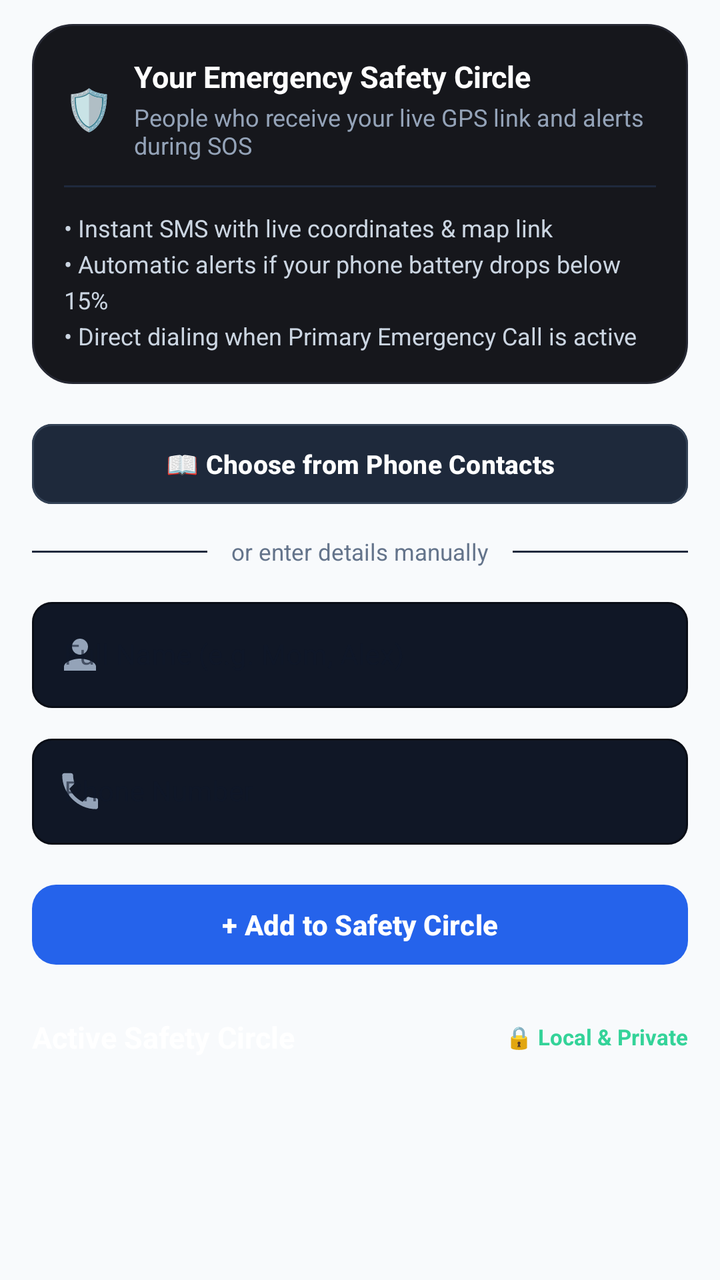
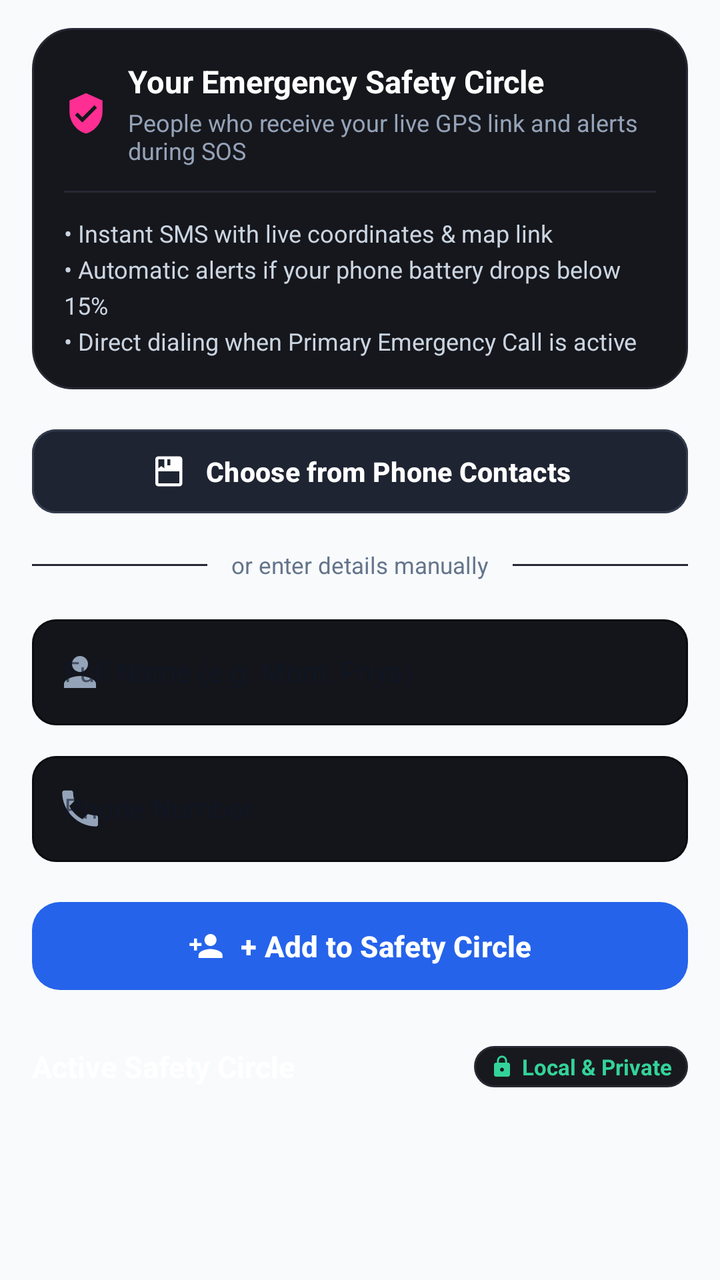

An Android layout rendered at two revisions. The XML below is the earlier revision; the diff shows what the commit changed to produce the second picture.
<!-- AndroidManifest.xml: application theme Theme.SheGuard -->
<!-- res/layout/view_add_new_contact.xml -->
<?xml version="1.0" encoding="utf-8"?>
<LinearLayout xmlns:android="http://schemas.android.com/apk/res/android"
    xmlns:app="http://schemas.android.com/apk/res-auto"
    android:layout_width="match_parent"
    android:layout_height="wrap_content"
    android:orientation="vertical"
    android:paddingStart="16dp"
    android:paddingEnd="16dp"
    android:paddingTop="12dp"
    android:paddingBottom="8dp">

    
    <LinearLayout
        android:layout_width="match_parent"
        android:layout_height="wrap_content"
        android:background="@drawable/bg_card_safety_dark"
        android:orientation="vertical"
        android:padding="16dp"
        android:layout_marginBottom="16dp">

        <LinearLayout
            android:layout_width="match_parent"
            android:layout_height="wrap_content"
            android:orientation="horizontal"
            android:gravity="center_vertical">

            <TextView
                android:layout_width="wrap_content"
                android:layout_height="wrap_content"
                android:text="🛡️"
                android:textSize="20sp" />

            <LinearLayout
                android:layout_width="0dp"
                android:layout_height="wrap_content"
                android:layout_weight="1"
                android:layout_marginStart="10dp"
                android:orientation="vertical">

                <TextView
                    android:layout_width="wrap_content"
                    android:layout_height="wrap_content"
                    android:text="Your Emergency Safety Circle"
                    android:textColor="#FFFFFF"
                    android:textSize="15sp"
                    android:textStyle="bold" />

                <TextView
                    android:layout_width="wrap_content"
                    android:layout_height="wrap_content"
                    android:layout_marginTop="2dp"
                    android:text="People who receive your live GPS link and alerts during SOS"
                    android:textColor="#94A3B8"
                    android:textSize="12sp" />
            </LinearLayout>
        </LinearLayout>

        <View
            android:layout_width="match_parent"
            android:layout_height="1dp"
            android:layout_marginTop="12dp"
            android:layout_marginBottom="12dp"
            android:background="#1F293D" />

        <TextView
            android:layout_width="wrap_content"
            android:layout_height="wrap_content"
            android:text="• Instant SMS with live coordinates &amp; map link\n• Automatic alerts if your phone battery drops below 15%\n• Direct dialing when Primary Emergency Call is active"
            android:textColor="#CBD5E1"
            android:textSize="12sp"
            android:lineSpacingExtra="4dp" />
    </LinearLayout>

    
    <com.google.android.material.button.MaterialButton
        android:id="@+id/btn_pick_contact"
        android:layout_width="match_parent"
        android:layout_height="48dp"
        android:layout_marginBottom="12dp"
        android:text="📖 Choose from Phone Contacts"
        android:textColor="#FFFFFF"
        android:textSize="13sp"
        android:textStyle="bold"
        app:backgroundTint="#1E293B"
        app:strokeColor="#334155"
        app:strokeWidth="1dp"
        app:cornerRadius="10dp"
        app:iconGravity="textStart" />

    
    <LinearLayout
        android:layout_width="match_parent"
        android:layout_height="wrap_content"
        android:orientation="horizontal"
        android:gravity="center_vertical"
        android:layout_marginBottom="12dp">

        <View
            android:layout_width="0dp"
            android:layout_height="1dp"
            android:layout_weight="1"
            android:background="#1F293D" />

        <TextView
            android:layout_width="wrap_content"
            android:layout_height="wrap_content"
            android:paddingStart="12dp"
            android:paddingEnd="12dp"
            android:text="or enter details manually"
            android:textColor="#64748B"
            android:textSize="11.5sp" />

        <View
            android:layout_width="0dp"
            android:layout_height="1dp"
            android:layout_weight="1"
            android:background="#1F293D" />
    </LinearLayout>

    
    <com.google.android.material.textfield.TextInputLayout
        android:id="@+id/et_add_name_layout"
        style="@style/Widget.MaterialComponents.TextInputLayout.OutlinedBox"
        android:layout_width="match_parent"
        android:layout_height="wrap_content"
        android:layout_marginBottom="10dp"
        app:boxStrokeColor="#334155"
        app:boxStrokeWidth="1dp"
        app:boxCornerRadiusTopStart="10dp"
        app:boxCornerRadiusTopEnd="10dp"
        app:boxCornerRadiusBottomStart="10dp"
        app:boxCornerRadiusBottomEnd="10dp"
        app:boxBackgroundColor="#101726"
        app:startIconDrawable="@drawable/ic_person_vector"
        app:startIconTint="#94A3B8"
        app:hintTextColor="#38BDF8">

        <com.google.android.material.textfield.TextInputEditText
            android:id="@+id/et_add_name"
            android:layout_width="match_parent"
            android:layout_height="wrap_content"
            android:hint="Full Name (e.g. Mom, Alex)"
            android:textColor="#FFFFFF"
            android:textColorHint="#64748B"
            android:textSize="14sp"
            android:imeOptions="actionNext"
            android:inputType="textPersonName"
            android:singleLine="true" />
    </com.google.android.material.textfield.TextInputLayout>

    
    <com.google.android.material.textfield.TextInputLayout
        android:id="@+id/et_add_number_layout"
        style="@style/Widget.MaterialComponents.TextInputLayout.OutlinedBox"
        android:layout_width="match_parent"
        android:layout_height="wrap_content"
        android:layout_marginBottom="12dp"
        app:boxStrokeColor="#334155"
        app:boxStrokeWidth="1dp"
        app:boxCornerRadiusTopStart="10dp"
        app:boxCornerRadiusTopEnd="10dp"
        app:boxCornerRadiusBottomStart="10dp"
        app:boxCornerRadiusBottomEnd="10dp"
        app:boxBackgroundColor="#101726"
        app:startIconDrawable="@drawable/ic_call"
        app:startIconTint="#94A3B8"
        app:hintTextColor="#38BDF8">

        <com.google.android.material.textfield.TextInputEditText
            android:id="@+id/et_add_number"
            android:layout_width="match_parent"
            android:layout_height="wrap_content"
            android:hint="Phone Number"
            android:textColor="#FFFFFF"
            android:textColorHint="#64748B"
            android:textSize="14sp"
            android:imeOptions="actionDone"
            android:inputType="phone"
            android:singleLine="true" />
    </com.google.android.material.textfield.TextInputLayout>

    
    <com.google.android.material.button.MaterialButton
        android:id="@+id/btn_add_contact"
        android:layout_width="match_parent"
        android:layout_height="48dp"
        android:layout_marginTop="4dp"
        android:layout_marginBottom="22dp"
        android:text="+ Add to Safety Circle"
        android:textColor="#FFFFFF"
        android:textSize="14sp"
        android:textStyle="bold"
        app:backgroundTint="#2563EB"
        app:cornerRadius="12dp" />

    
    <LinearLayout
        android:layout_width="match_parent"
        android:layout_height="wrap_content"
        android:orientation="horizontal"
        android:gravity="center_vertical"
        android:layout_marginBottom="8dp">

        <TextView
            android:layout_width="0dp"
            android:layout_height="wrap_content"
            android:layout_weight="1"
            android:text="Active Safety Circle"
            android:textColor="#FFFFFF"
            android:textSize="15sp"
            android:textStyle="bold" />

        <TextView
            android:id="@+id/tv_circle_privacy_badge"
            android:layout_width="wrap_content"
            android:layout_height="wrap_content"
            android:text="🔒 Local &amp; Private"
            android:textColor="#34D399"
            android:textSize="11sp"
            android:textStyle="bold" />
    </LinearLayout>

</LinearLayout>
<!-- resources referenced by this layout -->
<resources>
  <!-- drawable bg_card_safety_dark (drawable) -->
  <?xml version="1.0" encoding="utf-8"?>
  <shape xmlns:android="http://schemas.android.com/apk/res/android"
      android:shape="rectangle">
      <solid android:color="#16171C" />
      <corners android:radius="20dp" />
      <stroke
          android:width="1dp"
          android:color="#262833" />
  </shape>
  <style name="Theme.SheGuard" parent="Base.Theme.SheGuard" />
  <color name="accent_pink">#FF2E93</color>
  <color name="colorPrimaryDark">#D81173</color>
  <color name="colorPinkSubtle">#26FF2E93</color>
  <color name="surface_background">#F8FAFC</color>
  <color name="surface_card">#FFFFFF</color>
  <color name="textColorPrimary">#0F172A</color>
  <color name="color_surface_variant">#F1F5F9</color>
  <color name="textColorSecondary">#64748B</color>
  <style name="Widget.SheGuard.RadioButton.Pink" parent="Widget.MaterialComponents.CompoundButton.RadioButton">
          <item name="materialThemeOverlay">@style/ThemeOverlay.SheGuard.RadioButton.Pink</item>
      </style>
  <style name="Widget.SheGuard.Switch.Pink" parent="Widget.Material3.CompoundButton.MaterialSwitch">
          <item name="thumbTint">@color/accent_pink</item>
      </style>
  <style name="Widget.SheGuard.Checkbox.Pink" parent="Widget.Material3.CompoundButton.CheckBox">
          <item name="buttonTint">@color/accent_pink</item>
      </style>
  <style name="ThemeOverlay.SheGuard.RadioButton.Pink" parent="">
          <item name="colorOnSurface">@color/accent_pink</item>
          <item name="colorSecondary">@color/accent_pink</item>
      </style>
  <!-- unchanged entries left out for length: 3 -->
</resources>

<!-- the commit's change to res/layout/view_add_new_contact.xml (unified diff, before → after) -->
@@ -6,7 +6,7 @@
     android:orientation="vertical"
     android:paddingStart="16dp"
     android:paddingEnd="16dp"
-    android:paddingTop="12dp"
+    android:paddingTop="14dp"
     android:paddingBottom="8dp">
 
     
@@ -24,11 +24,12 @@
             android:orientation="horizontal"
             android:gravity="center_vertical">
 
-            <TextView
-                android:layout_width="wrap_content"
-                android:layout_height="wrap_content"
-                android:text="🛡️"
-                android:textSize="20sp" />
+            <ImageView
+                android:layout_width="22dp"
+                android:layout_height="22dp"
+                android:src="@drawable/ic_shield_check_vector"
+                app:tint="?attr/themeAccent"
+                android:contentDescription="Shield" />
 
             <LinearLayout
                 android:layout_width="0dp"
@@ -42,7 +43,7 @@
                     android:layout_height="wrap_content"
                     android:text="Your Emergency Safety Circle"
                     android:textColor="#FFFFFF"
-                    android:textSize="15sp"
+                    android:textSize="15.5sp"
                     android:textStyle="bold" />
 
                 <TextView
@@ -60,7 +61,7 @@
             android:layout_height="1dp"
             android:layout_marginTop="12dp"
             android:layout_marginBottom="12dp"
-            android:background="#1F293D" />
+            android:background="#262833" />
 
         <TextView
             android:layout_width="wrap_content"
@@ -75,17 +76,20 @@
     <com.google.android.material.button.MaterialButton
         android:id="@+id/btn_pick_contact"
         android:layout_width="match_parent"
-        android:layout_height="48dp"
-        android:layout_marginBottom="12dp"
-        android:text="📖 Choose from Phone Contacts"
+        android:layout_height="50dp"
+        android:layout_marginBottom="14dp"
+        android:text="Choose from Phone Contacts"
         android:textColor="#FFFFFF"
-        android:textSize="13sp"
+        android:textSize="13.5sp"
         android:textStyle="bold"
-        app:backgroundTint="#1E293B"
-        app:strokeColor="#334155"
+        app:icon="@drawable/ic_phonebook_contacts"
+        app:iconTint="#FFFFFF"
+        app:iconGravity="textStart"
+        app:iconPadding="10dp"
+        app:backgroundTint="#1F2433"
+        app:strokeColor="#333C4D"
         app:strokeWidth="1dp"
-        app:cornerRadius="10dp"
-        app:iconGravity="textStart" />
+        app:cornerRadius="12dp" />
 
     
     <LinearLayout
@@ -93,13 +97,13 @@
         android:layout_height="wrap_content"
         android:orientation="horizontal"
         android:gravity="center_vertical"
-        android:layout_marginBottom="12dp">
+        android:layout_marginBottom="14dp">
 
         <View
             android:layout_width="0dp"
             android:layout_height="1dp"
             android:layout_weight="1"
-            android:background="#1F293D" />
+            android:background="#262833" />
 
         <TextView
             android:layout_width="wrap_content"
@@ -114,7 +118,7 @@
             android:layout_width="0dp"
             android:layout_height="1dp"
             android:layout_weight="1"
-            android:background="#1F293D" />
+            android:background="#262833" />
     </LinearLayout>
 
     
@@ -124,13 +128,13 @@
         android:layout_width="match_parent"
         android:layout_height="wrap_content"
         android:layout_marginBottom="10dp"
-        app:boxStrokeColor="#334155"
+        app:boxStrokeColor="#333C4D"
         app:boxStrokeWidth="1dp"
-        app:boxCornerRadiusTopStart="10dp"
-        app:boxCornerRadiusTopEnd="10dp"
-        app:boxCornerRadiusBottomStart="10dp"
-        app:boxCornerRadiusBottomEnd="10dp"
-        app:boxBackgroundColor="#101726"
+        app:boxCornerRadiusTopStart="12dp"
+        app:boxCornerRadiusTopEnd="12dp"
+        app:boxCornerRadiusBottomStart="12dp"
+        app:boxCornerRadiusBottomEnd="12dp"
+        app:boxBackgroundColor="#13151B"
         app:startIconDrawable="@drawable/ic_person_vector"
         app:startIconTint="#94A3B8"
         app:hintTextColor="#38BDF8">
@@ -139,7 +143,7 @@
             android:id="@+id/et_add_name"
             android:layout_width="match_parent"
             android:layout_height="wrap_content"
-            android:hint="Full Name (e.g. Mom, Alex)"
+            android:hint="Full Name (e.g. Mom, Priya)"
             android:textColor="#FFFFFF"
             android:textColorHint="#64748B"
             android:textSize="14sp"
@@ -154,14 +158,14 @@
         style="@style/Widget.MaterialComponents.TextInputLayout.OutlinedBox"
         android:layout_width="match_parent"
         android:layout_height="wrap_content"
-        android:layout_marginBottom="12dp"
-        app:boxStrokeColor="#334155"
+        android:layout_marginBottom="14dp"
+        app:boxStrokeColor="#333C4D"
         app:boxStrokeWidth="1dp"
-        app:boxCornerRadiusTopStart="10dp"
-        app:boxCornerRadiusTopEnd="10dp"
-        app:boxCornerRadiusBottomStart="10dp"
-        app:boxCornerRadiusBottomEnd="10dp"
-        app:boxBackgroundColor="#101726"
+        app:boxCornerRadiusTopStart="12dp"
+        app:boxCornerRadiusTopEnd="12dp"
+        app:boxCornerRadiusBottomStart="12dp"
+        app:boxCornerRadiusBottomEnd="12dp"
+        app:boxBackgroundColor="#13151B"
         app:startIconDrawable="@drawable/ic_call"
         app:startIconTint="#94A3B8"
         app:hintTextColor="#38BDF8">
@@ -183,15 +187,19 @@
     <com.google.android.material.button.MaterialButton
         android:id="@+id/btn_add_contact"
         android:layout_width="match_parent"
-        android:layout_height="48dp"
-        android:layout_marginTop="4dp"
-        android:layout_marginBottom="22dp"
+        android:layout_height="52dp"
+        android:layout_marginTop="2dp"
+        android:layout_marginBottom="24dp"
         android:text="+ Add to Safety Circle"
         android:textColor="#FFFFFF"
-        android:textSize="14sp"
+        android:textSize="14.5sp"
         android:textStyle="bold"
+        app:icon="@drawable/ic_add_contact_plus"
+        app:iconTint="#FFFFFF"
+        app:iconGravity="textStart"
+        app:iconPadding="8dp"
         app:backgroundTint="#2563EB"
-        app:cornerRadius="12dp" />
+        app:cornerRadius="14dp" />
 
     
     <LinearLayout
@@ -199,7 +207,7 @@
         android:layout_height="wrap_content"
         android:orientation="horizontal"
         android:gravity="center_vertical"
-        android:layout_marginBottom="8dp">
+        android:layout_marginBottom="10dp">
 
         <TextView
             android:layout_width="0dp"
@@ -210,14 +218,34 @@
             android:textSize="15sp"
             android:textStyle="bold" />
 
-        <TextView
-            android:id="@+id/tv_circle_privacy_badge"
+        <LinearLayout
             android:layout_width="wrap_content"
             android:layout_height="wrap_content"
-            android:text="🔒 Local &amp; Private"
-            android:textColor="#34D399"
-            android:textSize="11sp"
-            android:textStyle="bold" />
+            android:gravity="center_vertical"
+            android:orientation="horizontal"
+            android:background="@drawable/bg_monogram_badge"
+            android:paddingStart="8dp"
+            android:paddingEnd="8dp"
+            android:paddingTop="3dp"
+            android:paddingBottom="3dp">
+
+            <ImageView
+                android:layout_width="12dp"
+                android:layout_height="12dp"
+                android:src="@drawable/ic_lock_closed"
+                app:tint="#34D399"
+                android:contentDescription="Private" />
+
+            <TextView
+                android:id="@+id/tv_circle_privacy_badge"
+                android:layout_width="wrap_content"
+                android:layout_height="wrap_content"
+                android:layout_marginStart="4dp"
+                android:text="Local &amp; Private"
+                android:textColor="#34D399"
+                android:textSize="11sp"
+                android:textStyle="bold" />
+        </LinearLayout>
     </LinearLayout>
 
 </LinearLayout>
<!-- resource entries referenced after the edit -->
@@ -10,6 +10,57 @@
           android:width="1dp"
           android:color="#262833" />
   </shape>
+  <!-- drawable bg_monogram_badge (drawable) -->
+  <?xml version="1.0" encoding="utf-8"?>
+  <shape xmlns:android="http://schemas.android.com/apk/res/android"
+      android:shape="rectangle">
+      <solid android:color="#18191E" />
+      <corners android:radius="18dp" />
+      <stroke
+          android:width="1dp"
+          android:color="#272832" />
+  </shape>
+  <!-- drawable ic_add_contact_plus (drawable) -->
+  <vector xmlns:android="http://schemas.android.com/apk/res/android"
+      android:width="24dp"
+      android:height="24dp"
+      android:viewportWidth="24"
+      android:viewportHeight="24">
+      <path
+          android:fillColor="#FFFFFF"
+          android:pathData="M15,12c2.21,0 4,-1.79 4,-4s-1.79,-4 -4,-4 -4,1.79 -4,4 1.79,4 4,4zm-9,-2V7H4v3H1v2h3v3h2v-3h3v-2H6zm9,4c-2.67,0 -8,1.34 -8,4v2h16v-2c0,-2.66 -5.33,-4 -8,-4z" />
+  </vector>
+  <!-- drawable ic_lock_closed (drawable) -->
+  <vector xmlns:android="http://schemas.android.com/apk/res/android"
+      android:width="24dp"
+      android:height="24dp"
+      android:viewportWidth="24"
+      android:viewportHeight="24">
+      <path
+          android:fillColor="#34D399"
+          android:pathData="M18,8h-1V6c0,-2.76 -2.24,-5 -5,-5S7,3.24 7,6v2H6c-1.1,0 -2,0.9 -2,2v10c0,1.1 0.9,2 2,2h12c1.1,0 2,-0.9 2,-2V10c0,-1.1 -0.9,-2 -2,-2zm-6,9c-1.1,0 -2,-0.9 -2,-2s0.9,-2 2,-2 2,0.9 2,2 -0.9,2 -2,2zm3.1,-9H8.9V6c0,-1.71 1.39,-3.1 3.1,-3.1 1.71,0 3.1,1.39 3.1,3.1v2z" />
+  </vector>
+  <!-- drawable ic_phonebook_contacts (drawable) -->
+  <vector xmlns:android="http://schemas.android.com/apk/res/android"
+      android:width="24dp"
+      android:height="24dp"
+      android:viewportWidth="24"
+      android:viewportHeight="24">
+      <path
+          android:fillColor="#FFFFFF"
+          android:pathData="M20,2H6c-1.1,0 -2,0.9 -2,2v16c0,1.1 0.9,2 2,2h14c1.1,0 2,-0.9 2,-2V4c0,-1.1 -0.9,-2 -2,-2zm-8,2h2v4h-2V4zm-6,0h4v6l-2,-1.5L6,10V4zm14,16H6V12h14v8z" />
+  </vector>
+  <!-- drawable ic_shield_check_vector (drawable) -->
+  <?xml version="1.0" encoding="utf-8"?>
+  <vector xmlns:android="http://schemas.android.com/apk/res/android"
+      android:width="24dp"
+      android:height="24dp"
+      android:viewportWidth="24"
+      android:viewportHeight="24">
+      <path
+          android:fillColor="#FFFFFFFF"
+          android:pathData="M12,1L3,5v6c0,5.55 3.84,10.74 9,12 5.16,-1.26 9,-6.45 9,-12V5l-9,-4zm-2,16l-4,-4 1.41,-1.41L10,14.17l6.59,-6.59L18,9l-8,8z" />
+  </vector>
   <style name="Theme.SheGuard" parent="Base.Theme.SheGuard" />
   <color name="accent_pink">#FF2E93</color>
   <color name="colorPrimaryDark">#D81173</color>
